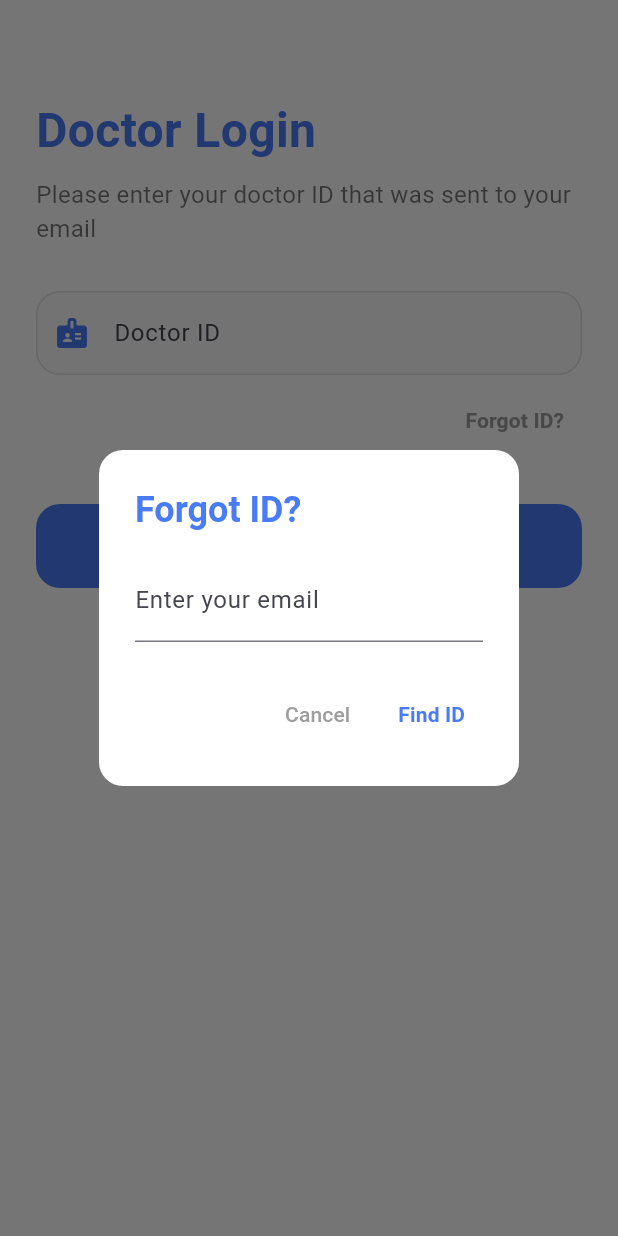
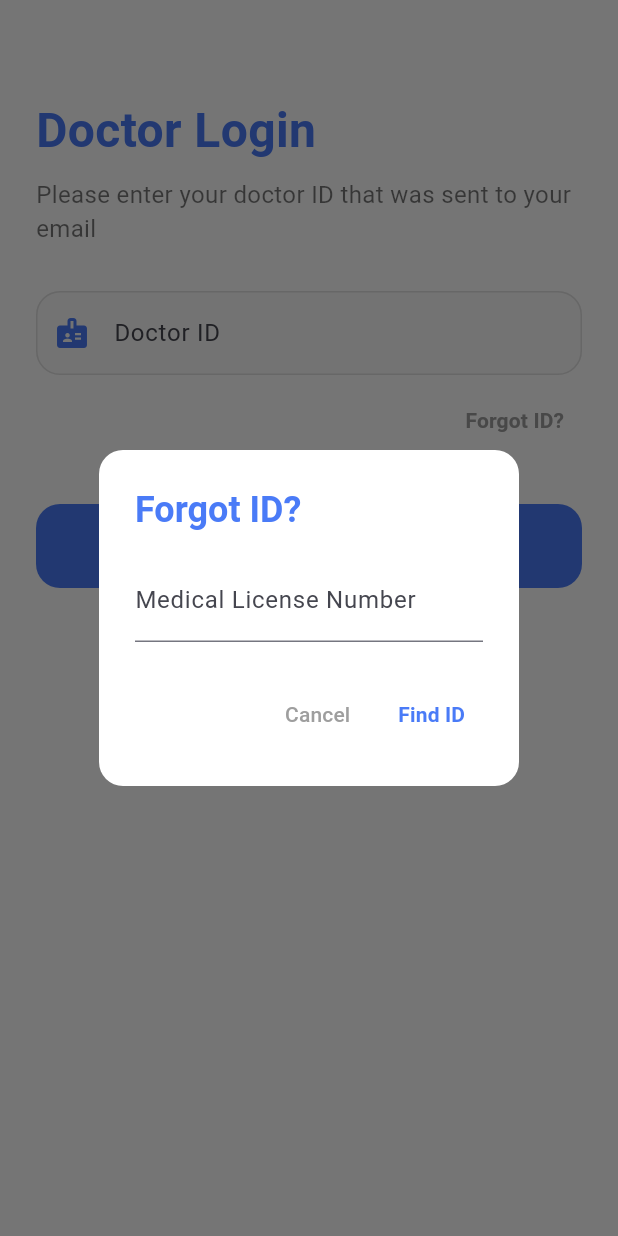
Before and after one commit to benchohrabdou/Diazen-app-, a Flutter app: the DoctorSigninScreen screen opened directly, after a tap on "Forgot ID?", on a phone screen of 412 x 824 dp. Run offline on Flutter 3.47's test engine with Material 3 defaults, Android fonts, the light colour scheme and no system bars; our stand-ins replace cloud_firestore, firebase_auth, firebase_core, fl_chart, google_nav_bar, google_sign_in and 2 more; missing offline and left inert: flutter_facebook_auth; accounts and stored records are empty; Roboto replaces fonts that are missing (SfProDisplay); project files that could hold a hidden picture were left out.

Commit message:
pro id doctor_signin_screen

```diff
--- a/lib/authentication/doctor_signin_screen.dart
+++ b/lib/authentication/doctor_signin_screen.dart
@@ -50,7 +50,7 @@ class _DoctorSigninScreenState extends State<DoctorSigninScreen> {
   }
 
   Future<void> _showForgotIdDialog() async {
-    final TextEditingController emailController = TextEditingController();
+    final TextEditingController matriculeController = TextEditingController();
     String? error;
     await showDialog(
       context: context,
@@ -59,7 +59,8 @@ class _DoctorSigninScreenState extends State<DoctorSigninScreen> {
           builder: (context, setState) {
             return AlertDialog(
               backgroundColor: Colors.white,
-              shape: RoundedRectangleBorder(borderRadius: BorderRadius.circular(16)),
+              shape: RoundedRectangleBorder(
+                  borderRadius: BorderRadius.circular(16)),
               title: const Text(
                 'Forgot ID?',
                 style: TextStyle(
@@ -72,9 +73,9 @@ class _DoctorSigninScreenState extends State<DoctorSigninScreen> {
                 mainAxisSize: MainAxisSize.min,
                 children: [
                   TextField(
-                    controller: emailController,
+                    controller: matriculeController,
                     decoration: const InputDecoration(
-                      labelText: 'Enter your email',
+                      labelText: 'Medical License Number',
                       labelStyle: TextStyle(fontFamily: 'SfProDisplay'),
                     ),
                   ),
@@ -82,7 +83,8 @@ class _DoctorSigninScreenState extends State<DoctorSigninScreen> {
                     const SizedBox(height: 8),
                     Text(
                       error!,
-                      style: const TextStyle(color: Colors.red, fontFamily: 'SfProDisplay'),
+                      style: const TextStyle(
+                          color: Colors.red, fontFamily: 'SfProDisplay'),
                     ),
                   ]
                 ],
@@ -100,15 +102,17 @@ class _DoctorSigninScreenState extends State<DoctorSigninScreen> {
                 ),
                 TextButton(
                   onPressed: () async {
-                    final email = emailController.text.trim();
-                    if (email.isEmpty) {
-                      setState(() => error = "Please enter your email.");
+                    final matricule = matriculeController.text.trim();
+                    if (matricule.isEmpty) {
+                      setState(() =>
+                          error = "Please enter your Medical License Number.");
                       return;
                     }
                     final query = await FirebaseFirestore.instance
                         .collection('doctors')
-                        .where('email', isEqualTo: email)
+                        .where('matriculePro', isEqualTo: matricule)
                         .get();
+
                     if (query.docs.isNotEmpty) {
                       final docId = query.docs.first.id;
                       Navigator.of(context).pop();
@@ -116,7 +120,8 @@ class _DoctorSigninScreenState extends State<DoctorSigninScreen> {
                         context: context,
                         builder: (context) => AlertDialog(
                           backgroundColor: Colors.white,
-                          shape: RoundedRectangleBorder(borderRadius: BorderRadius.circular(16)),
+                          shape: RoundedRectangleBorder(
+                              borderRadius: BorderRadius.circular(16)),
                           title: const Text(
                             'Your Doctor ID',
                             style: TextStyle(
@@ -141,7 +146,8 @@ class _DoctorSigninScreenState extends State<DoctorSigninScreen> {
                         ),
                       );
                     } else {
-                      setState(() => error = "No doctor found with this email.");
+                      setState(() => error =
+                          "No doctor found with this Medical License Number.");
                     }
                   },
                   child: const Text(
@@ -199,7 +205,8 @@ class _DoctorSigninScreenState extends State<DoctorSigninScreen> {
                     decoration: InputDecoration(
                       labelText: 'Doctor ID',
                       hintText: 'Enter your doctor ID',
-                      prefixIcon: const Icon(Icons.badge, color: Color(0xFF4A7BF7)),
+                      prefixIcon:
+                          const Icon(Icons.badge, color: Color(0xFF4A7BF7)),
                       border: OutlineInputBorder(
                         borderRadius: BorderRadius.circular(16),
                         borderSide: const BorderSide(color: Color(0xFF4A7BF7)),
@@ -210,7 +217,8 @@ class _DoctorSigninScreenState extends State<DoctorSigninScreen> {
                       ),
                       focusedBorder: OutlineInputBorder(
                         borderRadius: BorderRadius.circular(16),
-                        borderSide: const BorderSide(color: Color(0xFF4A7BF7), width: 2),
+                        borderSide: const BorderSide(
+                            color: Color(0xFF4A7BF7), width: 2),
                       ),
                       filled: true,
                       fillColor: Colors.grey.shade50,
@@ -234,7 +242,6 @@ class _DoctorSigninScreenState extends State<DoctorSigninScreen> {
                     ),
                   ],
                   const SizedBox(height: 6),
-
                   Align(
                     alignment: Alignment.centerRight,
                     child: TextButton(
```
Also changed, not shown: 4 other files.
